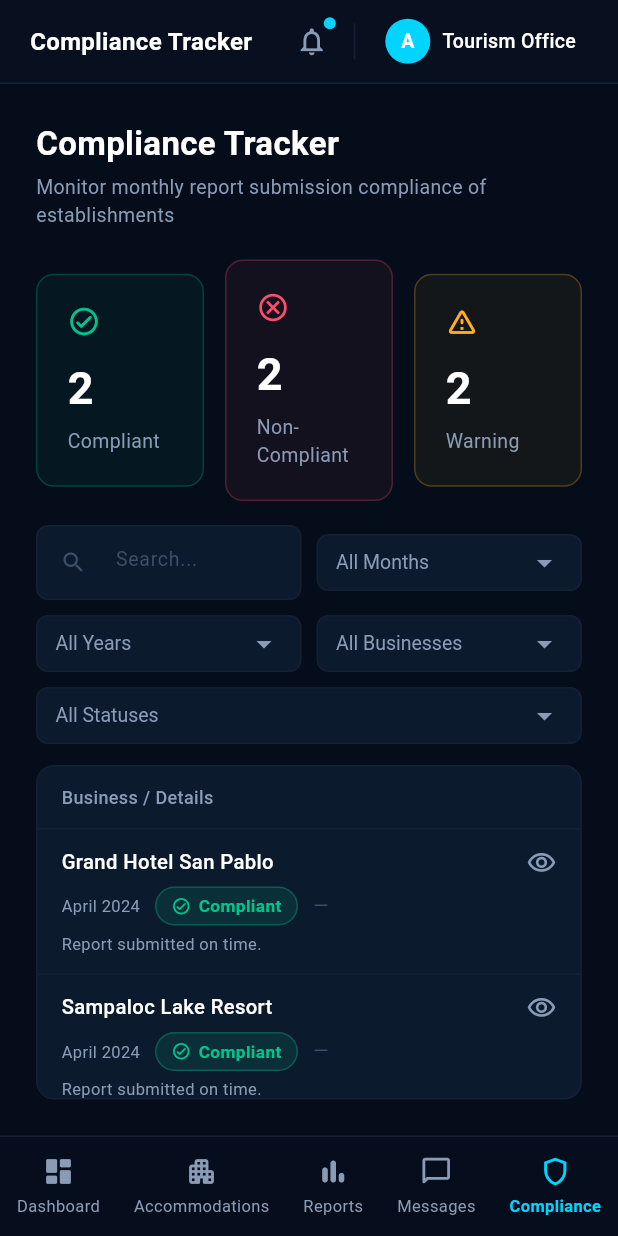
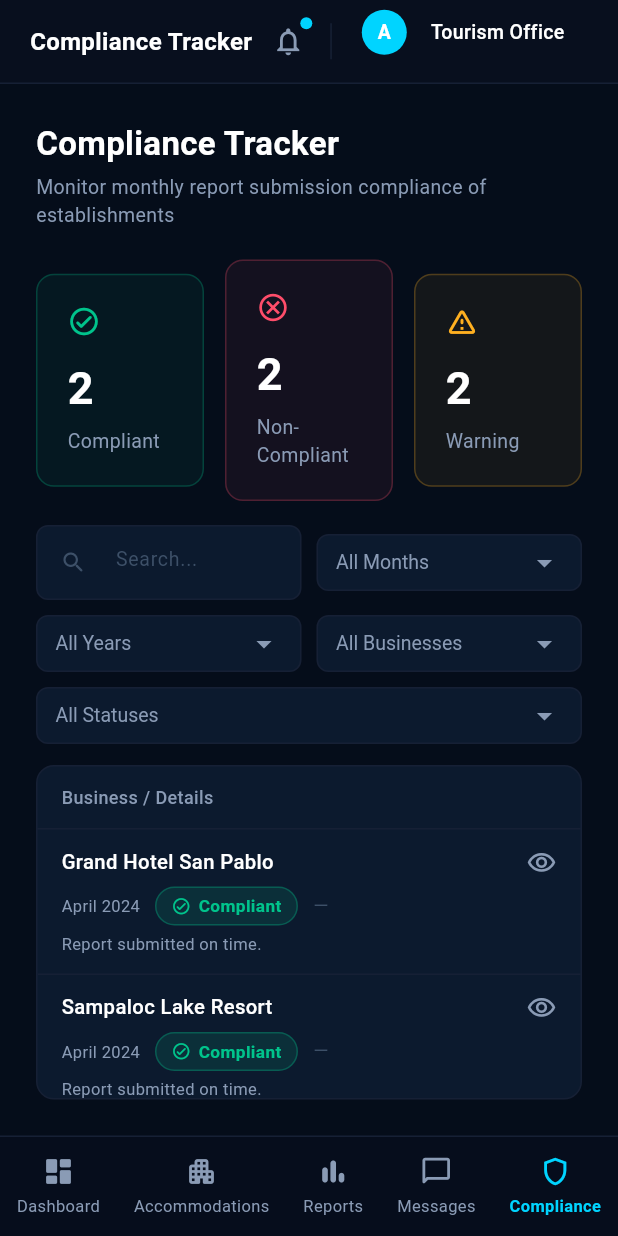
Before and after one commit to MiksDev04/tourism_app, a Flutter app: the AdminLayout screen opened directly with empty values, item 5 of the bottom bar chosen, on a phone screen of 412 x 824 dp. Run offline on Flutter 3.47's test engine with Material 3 defaults, Android fonts, the phone set to English and light mode, and no system bars; our stand-ins replace open_file; missing offline and left inert: window_manager.

Commit message:
Updates on responsiveness
Co-authored-by: Copilot <copilot@github.com>

```diff
--- a/lib/router/app_router.dart
+++ b/lib/router/app_router.dart
@@ -89,8 +89,8 @@ abstract final class AppRouter {
   ) =>
       PageRouteBuilder(
         settings: settings,
-        pageBuilder: (_, __, ___) => page,
-        transitionsBuilder: (_, animation, __, child) => FadeTransition(
+        pageBuilder: (_, _, _) => page,
+        transitionsBuilder: (_, animation, _, child) => FadeTransition(
           opacity: animation,
           child: child,
         ),
--- a/lib/ui/admin/pages/admin_accommodations_page.dart
+++ b/lib/ui/admin/pages/admin_accommodations_page.dart
@@ -396,7 +396,7 @@ class _AccommodationTable extends StatelessWidget {
                   )
                 : ListView.separated(
                     itemCount: rows.length,
-                    separatorBuilder: (_, __) =>
+                    separatorBuilder: (_, _) =>
                         const Divider(color: AppColors.cardBorder, height: 1),
                     itemBuilder: (_, i) => _TableRow(
                       item: rows[i],
@@ -572,7 +572,7 @@ class _AccommodationCardList extends StatelessWidget {
     }
     return ListView.separated(
       itemCount: rows.length,
-      separatorBuilder: (_, __) => const SizedBox(height: 10),
+      separatorBuilder: (_, _) => const SizedBox(height: 10),
       itemBuilder: (_, i) =>
           _AccommodationCard(item: rows[i], onStatusUpdate: onStatusUpdate),
     );
--- a/lib/ui/admin/pages/admin_compliance_page.dart
+++ b/lib/ui/admin/pages/admin_compliance_page.dart
@@ -630,7 +630,7 @@ class _ComplianceTable extends StatelessWidget {
                   )
                 : ListView.separated(
                     itemCount: rows.length,
-                    separatorBuilder: (_, __) =>
+                    separatorBuilder: (_, _) =>
                         const Divider(color: AppColors.cardBorder, height: 1),
                     itemBuilder: (_, i) => _ComplianceRow(record: rows[i]),
                   ),
@@ -855,7 +855,7 @@ class _ComplianceRow extends StatelessWidget {
                 if (record.lastNotice != null) ...[
                   const SizedBox(height: 4),
                   Text(
-                    '${record?.lastNotice}',
+                    '${record.lastNotice}',
                     style: const TextStyle(
                       color: AppColors.textGray,
                       fontSize: 11,
--- a/lib/ui/admin/pages/admin_dashboard_page.dart
+++ b/lib/ui/admin/pages/admin_dashboard_page.dart
@@ -790,7 +790,7 @@ class _DonutChart extends StatefulWidget {
 class _DonutChartState extends State<_DonutChart>
     with SingleTickerProviderStateMixin {
   late AnimationController _controller;
-  int _hoveredIndex = -1;
+  final int _hoveredIndex = -1;
 
   @override
   void initState() {
--- a/lib/ui/admin/pages/admin_messages_page.dart
+++ b/lib/ui/admin/pages/admin_messages_page.dart
@@ -466,7 +466,7 @@ class _MessagesTable extends StatelessWidget {
                   )
                 : ListView.separated(
                     itemCount: rows.length,
-                    separatorBuilder: (_, __) =>
+                    separatorBuilder: (_, _) =>
                         const Divider(color: AppColors.cardBorder, height: 1),
                     itemBuilder: (_, i) => _MessageRow(message: rows[i]),
                   ),
--- a/lib/ui/admin/pages/admin_reports_page.dart
+++ b/lib/ui/admin/pages/admin_reports_page.dart
@@ -667,7 +667,7 @@ class _ReportsTable extends StatelessWidget {
                   )
                 : ListView.separated(
                     itemCount: rows.length,
-                    separatorBuilder: (_, __) =>
+                    separatorBuilder: (_, _) =>
                         const Divider(color: AppColors.cardBorder, height: 1),
                     itemBuilder: (_, i) => LayoutBuilder(
                       builder: (context, constraints) {
--- a/lib/ui/admin/widgets/business_details_modal.dart
+++ b/lib/ui/admin/widgets/business_details_modal.dart
@@ -108,7 +108,7 @@ class _BusinessDetailsModalState extends State<BusinessDetailsModal>
     return Center(
       child: GestureDetector(
         onTap: () => Navigator.of(context).pop(),
-        child: Container(
+        child: SizedBox(
           width: double.infinity,
           height: double.infinity,
           child: GestureDetector(
--- a/lib/ui/admin/widgets/compliance_message_dialog.dart
+++ b/lib/ui/admin/widgets/compliance_message_dialog.dart
@@ -127,7 +127,7 @@ class _ComplianceMessageDialogState extends State<ComplianceMessageDialog>
                           : ListView.separated(
                               shrinkWrap: true,
                               itemCount: widget.messages.length,
-                              separatorBuilder: (_, __) =>
+                              separatorBuilder: (_, _) =>
                                   const SizedBox(height: 10),
                               itemBuilder: (_, i) =>
                                   _MessageCard(message: widget.messages[i]),
--- a/lib/ui/admin/widgets/review_report_modal.dart
+++ b/lib/ui/admin/widgets/review_report_modal.dart
@@ -98,7 +98,7 @@ class _ReviewReportModalState extends State<ReviewReportModal>
     return Center(
       child: GestureDetector(
         onTap: () => Navigator.of(context).pop(),
-        child: Container(
+        child: SizedBox(
           width: double.infinity,
           height: double.infinity,
           child: GestureDetector(
--- a/lib/ui/business/pages/business_guest_records_page.dart
+++ b/lib/ui/business/pages/business_guest_records_page.dart
@@ -331,6 +331,7 @@ class _SearchBar extends StatelessWidget {
   @override
   Widget build(BuildContext context) {
     return Container(
+      height: 38,
       decoration: BoxDecoration(
         color: AppColors.cardBackground,
         borderRadius: BorderRadius.circular(10),
@@ -349,7 +350,7 @@ class _SearchBar extends StatelessWidget {
             size: 20,
           ),
           border: InputBorder.none,
-          contentPadding: EdgeInsets.symmetric(horizontal: 16, vertical: 13),
+          contentPadding: EdgeInsets.symmetric(horizontal: 16, vertical: 5),
         ),
       ),
     );
--- a/lib/ui/business/pages/business_profile_page.dart
+++ b/lib/ui/business/pages/business_profile_page.dart
@@ -645,7 +645,7 @@ class _DropdownField extends StatelessWidget {
   @override
   Widget build(BuildContext context) {
     return DropdownButtonFormField<String>(
-      value: value,
+      initialValue: value,
       onChanged: onChanged,
       dropdownColor: AppColors.cardBackground,
       icon: const Icon(Icons.keyboard_arrow_down_rounded,
--- a/lib/ui/shared/pages/login_page.dart
+++ b/lib/ui/shared/pages/login_page.dart
@@ -55,7 +55,7 @@ class _LoginScreenState extends State<LoginScreen> {
     text: 'grandhotel@sanpablo.com',
   );
   final _passwordController = TextEditingController(text: '••••••••••');
-  bool _obscurePassword = true;
+  final bool _obscurePassword = true;
 
   @override
   void dispose() {
--- a/lib/ui/shared/widgets/admin_header.dart
+++ b/lib/ui/shared/widgets/admin_header.dart
@@ -88,6 +88,11 @@ class _ProfileButton extends StatelessWidget {
   Widget build(BuildContext context) {
     return Material(
       color: Colors.transparent, // Make background transparent
+      child: Column(
+        children: [
+          Row(
+            children: [
+              Center(
                 child: InkWell(
                   onTap: () => Navigator.pushReplacementNamed(context, AppRoutes.adminProfile),
                   borderRadius: BorderRadius.circular(8),
@@ -116,7 +121,9 @@ class _ProfileButton extends StatelessWidget {
                           ),
                         ),
                         const SizedBox(width: 8),
-              const Text(
+                        Padding(
+                          padding: const EdgeInsets.all(8.0),
+                          child: const Text(
                             'Tourism Office',
                             style: TextStyle(
                               color: AppColors.textWhite,
@@ -124,10 +131,16 @@ class _ProfileButton extends StatelessWidget {
                               fontWeight: FontWeight.w500,
                             ),
                           ),
+                        ),
                       ],
                     ),
                   ),
                 ),
+              ),
+            ],
+          ),
+        ],
+      ),
     );
   }
 }
--- a/lib/ui/shared/widgets/business_header.dart
+++ b/lib/ui/shared/widgets/business_header.dart
@@ -128,7 +128,7 @@ class _ProfileButton extends StatelessWidget {
           ),
           const SizedBox(width: 8),
           Column(
-            crossAxisAlignment: CrossAxisAlignment.center,
+            crossAxisAlignment: CrossAxisAlignment.start,
             mainAxisSize: MainAxisSize.min,
             children: [
               Text(
```
Also changed, not shown: lib/ui/business/pages/business_guest_entry_page.dart (+10 -8 lines), lib/ui/business/widgets/edit_guest_dialog.dart (+6 -4 lines), lib/ui/shared/pages/register_page.dart (+7 -7 lines). Lines whose indentation alone changed are shown as unchanged.
